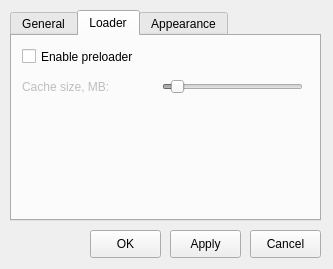
Before: the Qt Designer form settingsdialog.ui in do-i/thumbgrid, drawn with Qt 5.
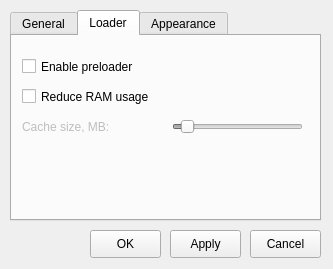
After: the same form once the commit is applied. The open tabs and pages were chosen to show the change. Custom widgets are drawn as their Qt base class.

Commit message: 0.35.2 Add "reduce ram usage" option (default  = off). Change shortcuts here and there. Update README to reflect changed shortcuts.

```diff
--- a/settingsdialog.ui
+++ b/settingsdialog.ui
@@ -229,9 +229,9 @@
      </property>
      <property name="geometry">
       <rect>
-       <x>150</x>
-       <y>40</y>
-       <width>141</width>
+       <x>160</x>
+       <y>80</y>
+       <width>131</width>
        <height>22</height>
       </rect>
      </property>
@@ -258,7 +258,7 @@
      <property name="geometry">
       <rect>
        <x>10</x>
-       <y>10</y>
+       <y>20</y>
        <width>171</width>
        <height>21</height>
       </rect>
@@ -276,9 +276,9 @@
      </property>
      <property name="geometry">
       <rect>
-       <x>130</x>
-       <y>40</y>
-       <width>21</width>
+       <x>120</x>
+       <y>80</y>
+       <width>31</width>
        <height>21</height>
       </rect>
      </property>
@@ -293,8 +293,8 @@
      <property name="geometry">
       <rect>
        <x>10</x>
-       <y>40</y>
-       <width>111</width>
+       <y>80</y>
+       <width>101</width>
        <height>21</height>
       </rect>
      </property>
@@ -305,6 +305,25 @@
       <string>Cache size, MB:</string>
      </property>
     </widget>
+    <widget class="QCheckBox" name="reduceRamCheckBox">
+     <property name="enabled">
+      <bool>true</bool>
+     </property>
+     <property name="geometry">
+      <rect>
+       <x>10</x>
+       <y>50</y>
+       <width>171</width>
+       <height>21</height>
+      </rect>
+     </property>
+     <property name="toolTip">
+      <string>Checking this will make the program keep in memory only currently displayed image (except the preloaded one).</string>
+     </property>
+     <property name="text">
+      <string>Reduce RAM usage</string>
+     </property>
+    </widget>
    </widget>
    <widget class="QWidget" name="tab_3">
     <attribute name="title">
```
Left out of the diff: 24 changed lines with no effect on the pictures. The commit also changes 9 other files.
